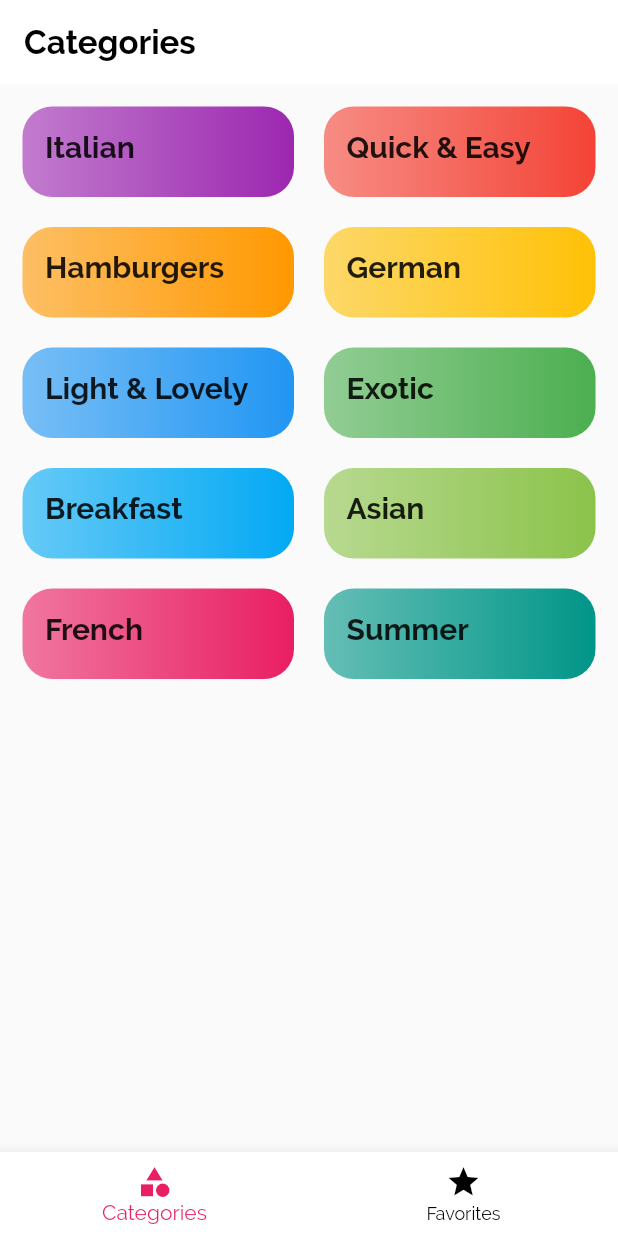
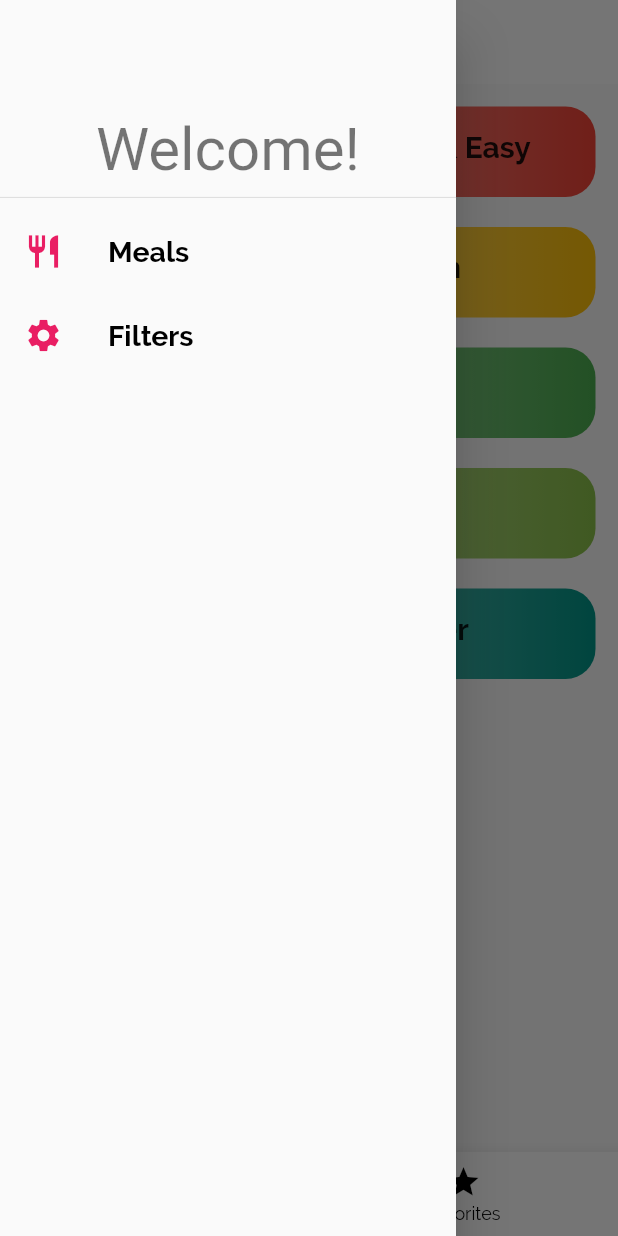
Before and after one commit to mennaawalid/meals_app, a Flutter app: the screen it shows after launch, with the side drawer open (before the commit the screen has no drawer), on a phone screen of 412 x 824 dp. Run offline on Flutter 3.47's test engine with Material 2 defaults, Android fonts, the phone set to English and light mode, and no system bars.

Commit message:
added a drawer

```diff
--- a/lib/screens/tabs_screen.dart
+++ b/lib/screens/tabs_screen.dart
@@ -1,5 +1,6 @@
 import 'package:flutter/material.dart';
 
+import '../widgets/main_drawer.dart';
 import 'categories_screen.dart';
 import 'favorite_screen.dart';
 
@@ -27,6 +28,7 @@ class _TabsScreenState extends State<TabsScreen> {
   @override
   Widget build(BuildContext context) {
     return Scaffold(
+      drawer: const MainDrawer(),
       appBar: AppBar(
         title: Text(pages[_selectedPageIndex]['title'].toString()),
       ),
--- /dev/null
+++ b/lib/widgets/main_drawer.dart
@@ -0,0 +1,61 @@
+import 'package:flutter/material.dart';
+
+import '../screens/filters_screen.dart';
+
+class MainDrawer extends StatelessWidget {
+  const MainDrawer({super.key});
+
+  @override
+  Widget build(BuildContext context) {
+    return Drawer(
+      child: Column(
+        children: [
+          Container(
+            height: MediaQuery.of(context).size.height * 0.15,
+            alignment: Alignment.bottomCenter,
+            child: Text(
+              'Welcome!',
+              style: Theme.of(context).textTheme.headlineLarge,
+            ),
+          ),
+          const Divider(),
+          ListTile(
+            leading: const Icon(
+              color: Colors.pink,
+              Icons.restaurant,
+              size: 26,
+            ),
+            title: const Text(
+              'Meals',
+              style: TextStyle(
+                fontSize: 19,
+                fontWeight: FontWeight.bold,
+              ),
+            ),
+            onTap: () {
+              Navigator.of(context).pushReplacementNamed('/');
+            },
+          ),
+          ListTile(
+            leading: const Icon(
+              Icons.settings,
+              color: Colors.pink,
+              size: 26,
+            ),
+            title: const Text(
+              'Filters',
+              style: TextStyle(
+                fontWeight: FontWeight.bold,
+                fontSize: 19,
+              ),
+            ),
+            onTap: () {
+              Navigator.of(context)
+                  .pushReplacementNamed(FiltersScreen.routeName);
+            },
+          ),
+        ],
+      ),
+    );
+  }
+}
```
